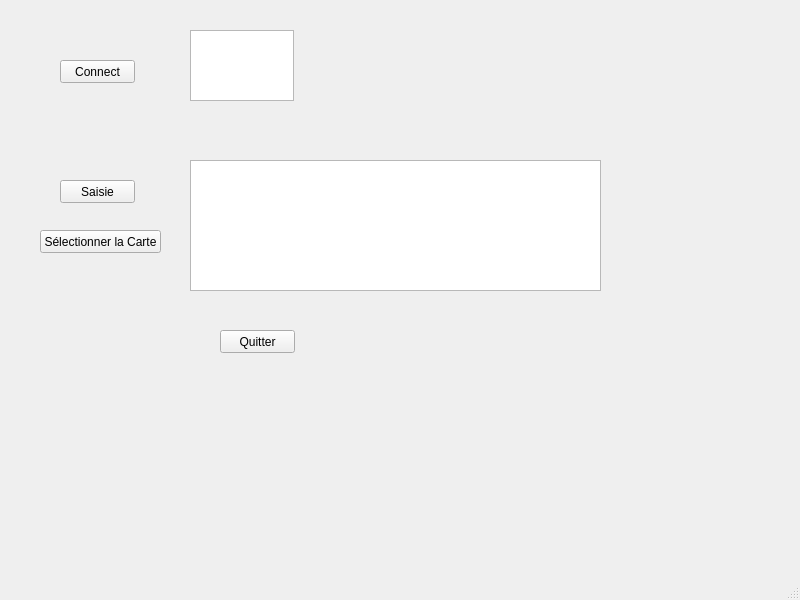
benjamin-milhet/Carte_Sans_Contact_MIFARE, file mainwindow.ui: the form before one commit.
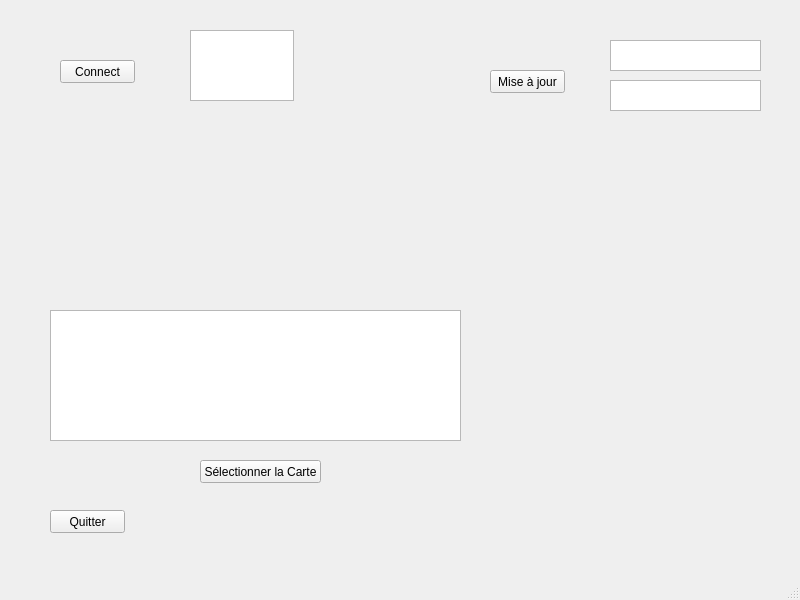
The form after the commit.

Commit message: Ecrire sur la carte

```diff
--- a/mainwindow.ui
+++ b/mainwindow.ui
@@ -40,21 +40,21 @@
    <widget class="QPushButton" name="Saisie">
     <property name="geometry">
      <rect>
-      <x>60</x>
-      <y>180</y>
+      <x>490</x>
+      <y>70</y>
       <width>75</width>
       <height>23</height>
      </rect>
     </property>
     <property name="text">
-     <string>Saisie</string>
+     <string>Mise à jour</string>
     </property>
    </widget>
    <widget class="QTextEdit" name="fenetre_saisi">
     <property name="geometry">
      <rect>
-      <x>190</x>
-      <y>160</y>
+      <x>50</x>
+      <y>310</y>
       <width>411</width>
       <height>131</height>
      </rect>
@@ -63,8 +63,8 @@
    <widget class="QPushButton" name="Quitter">
     <property name="geometry">
      <rect>
-      <x>220</x>
-      <y>330</y>
+      <x>50</x>
+      <y>510</y>
       <width>75</width>
       <height>23</height>
      </rect>
@@ -76,8 +76,8 @@
    <widget class="QPushButton" name="connectCarte">
     <property name="geometry">
      <rect>
-      <x>40</x>
-      <y>230</y>
+      <x>200</x>
+      <y>460</y>
       <width>121</width>
       <height>23</height>
      </rect>
@@ -86,6 +86,26 @@
      <string>Sélectionner la Carte</string>
     </property>
    </widget>
+   <widget class="QTextEdit" name="nom">
+    <property name="geometry">
+     <rect>
+      <x>610</x>
+      <y>40</y>
+      <width>151</width>
+      <height>31</height>
+     </rect>
+    </property>
+   </widget>
+   <widget class="QTextEdit" name="prenom">
+    <property name="geometry">
+     <rect>
+      <x>610</x>
+      <y>80</y>
+      <width>151</width>
+      <height>31</height>
+     </rect>
+    </property>
+   </widget>
   </widget>
   <widget class="QMenuBar" name="menubar">
    <property name="geometry">
```
The commit also changes 2 other files.
